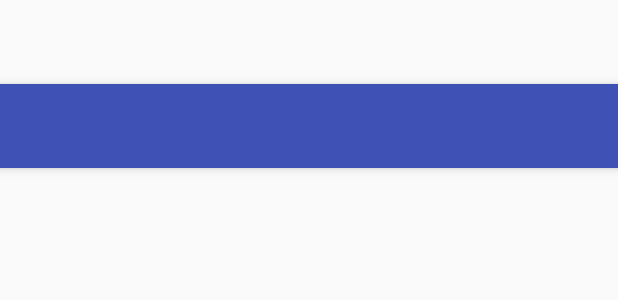
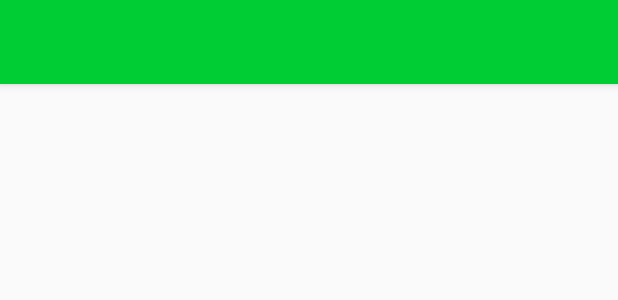
Before and after one commit to Rotten-Potatoes/RottenPotatoes2, an Android app: the layout activity_main.xml on its own in the app's theme, with its tools: preview values and no code run, on a phone screen of 412 x 824 dp. Shown: the top 300 px of the screen. Run offline under Robolectric (Android 15) with nearby library versions, the phone set to English and light mode, and no system bars.

```diff
--- a/app/build.gradle
+++ b/app/build.gradle
@@ -6,7 +6,7 @@ android {
 
     defaultConfig {
         applicationId "com.example.rahulraina.rottenpotatoes"
-        minSdkVersion 15
+        minSdkVersion 21
         targetSdkVersion 23
         versionCode 1
         versionName "1.0"
--- a/app/src/main/AndroidManifest.xml
+++ b/app/src/main/AndroidManifest.xml
@@ -10,11 +10,10 @@
         android:icon="@mipmap/ic_launcher"
         android:label="@string/app_name"
         android:supportsRtl="true"
-        android:theme="@style/AppTheme">
+        android:theme="@style/MyMaterialTheme">
         <activity
             android:name=".MainActivity"
-            android:label="@string/app_name"
-            android:theme="@style/AppTheme.NoActionBar">
+            android:label="@string/app_name">
             <intent-filter>
                 <action android:name="android.intent.action.MAIN" />
 
--- a/app/src/main/java/com/example/rahulraina/rottenpotatoes/MainActivity.java
+++ b/app/src/main/java/com/example/rahulraina/rottenpotatoes/MainActivity.java
@@ -141,9 +141,9 @@ public class MainActivity extends AppCompatActivity {
     }
 
     public void onClickRate(View v) {
+        setContentView(R.layout.rate_movie);
         movieTitleRate = (TextView) findViewById(R.id.movietitle);
         movieTitleRate.setText(title);
-        setContentView(R.layout.rate_movie);
 
     }
 
--- a/app/src/main/res/values-v21/styles.xml
+++ b/app/src/main/res/values-v21/styles.xml
@@ -6,4 +6,11 @@
         <item name="android:windowDrawsSystemBarBackgrounds">true</item>
         <item name="android:statusBarColor">@android:color/transparent</item>
     </style>
+    <style name="MyMaterialTheme" parent="MyMaterialTheme.Base">
+        <item name="android:windowContentTransitions">true</item>
+        <item name="android:windowAllowEnterTransitionOverlap">true</item>
+        <item name="android:windowAllowReturnTransitionOverlap">true</item>
+        <item name="android:windowSharedElementEnterTransition">@android:transition/move</item>
+        <item name="android:windowSharedElementExitTransition">@android:transition/move</item>
+    </style>
 </resources>
--- a/app/src/main/res/values/colors.xml
+++ b/app/src/main/res/values/colors.xml
@@ -1,6 +1,6 @@
 <?xml version="1.0" encoding="utf-8"?>
 <resources>
-    <color name="colorPrimary">#3F51B5</color>
-    <color name="colorPrimaryDark">#303F9F</color>
-    <color name="colorAccent">#FF4081</color>
+    <color name="colorPrimary">#00CC33</color>
+    <color name="colorPrimaryDark">#006600</color>
+    <color name="colorAccent">#33FF99</color>
 </resources>
--- a/app/src/main/res/values/styles.xml
+++ b/app/src/main/res/values/styles.xml
@@ -1,7 +1,7 @@
 <resources>
 
     <!-- Base application theme. -->
-    <style name="AppTheme" parent="Theme.AppCompat.Light.DarkActionBar">
+    <style name="AppTheme" parent="MyMaterialTheme.Base">
         <!-- Customize your theme here. -->
         <item name="colorPrimary">@color/colorPrimary</item>
         <item name="colorPrimaryDark">@color/colorPrimaryDark</item>
@@ -13,6 +13,18 @@
         <item name="windowNoTitle">true</item>
     </style>
 
+    <style name="MyMaterialTheme" parent="MyMaterialTheme.Base">
+
+    </style>
+
+    <style name="MyMaterialTheme.Base" parent="Theme.AppCompat.Light.DarkActionBar">
+        <item name="windowNoTitle">true</item>
+        <item name="windowActionBar">false</item>
+        <item name="colorPrimary">@color/colorPrimary</item>
+        <item name="colorPrimaryDark">@color/colorPrimaryDark</item>
+        <item name="colorAccent">@color/colorAccent</item>
+    </style>
+
     <style name="AppTheme.AppBarOverlay" parent="ThemeOverlay.AppCompat.Dark.ActionBar" />
 
     <style name="AppTheme.PopupOverlay" parent="ThemeOverlay.AppCompat.Light" />
```
